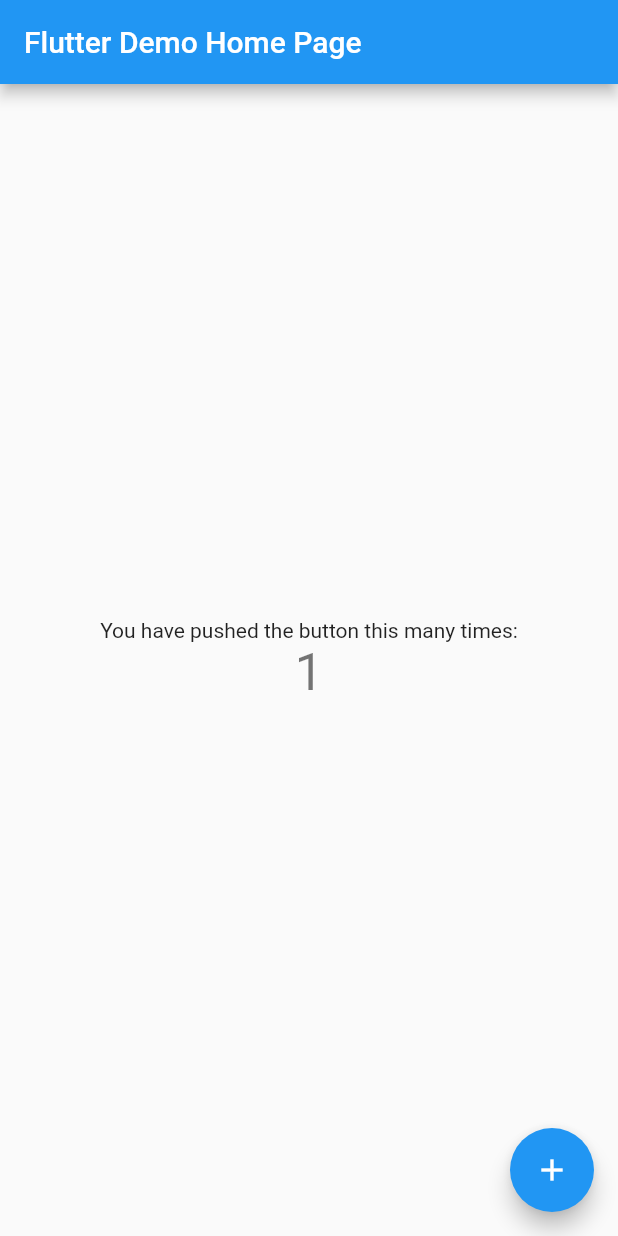
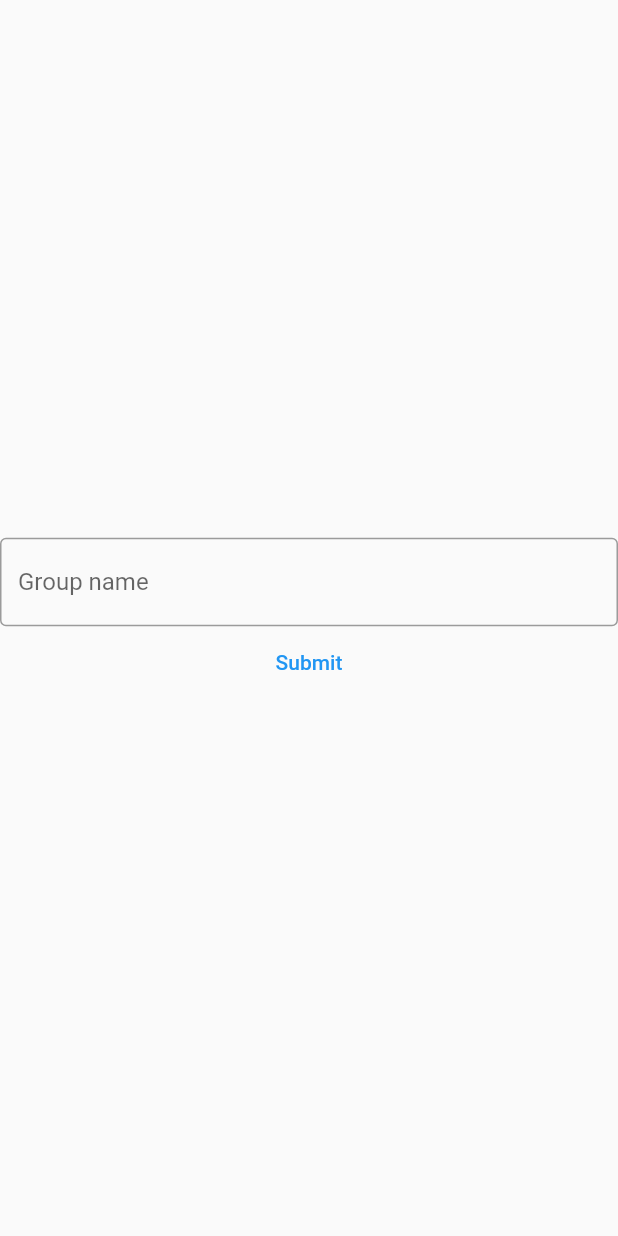
Before and after one commit to kmeljko/sprucetool, a Flutter app: the screen it shows after launch, after a tap on the "add" icon, on a phone screen of 412 x 824 dp. Run offline on Flutter 3.47's test engine with Material 2 defaults, Android fonts, the light colour scheme and no system bars; our stand-ins replace get, get_it, sembast.

Commit message:
Database; Structure fixes; Load and add group

```diff
--- a/analysis_options.yaml
+++ b/analysis_options.yaml
@@ -22,6 +22,7 @@
   # `// ignore_for_file: name_of_lint` syntax on the line or in the file
   # producing the lint.
   rules:
+    prefer_const_constructors : false
     # avoid_print: false  # Uncomment to disable the `avoid_print` rule
     # prefer_single_quotes: true  # Uncomment to enable the `prefer_single_quotes` rule
 
--- a/lib/main.dart
+++ b/lib/main.dart
@@ -1,16 +1,26 @@
+// ignore_for_file: prefer_const_constructors
+
 import 'package:flutter/material.dart';
+import 'package:get/get.dart';
+import 'package:sprucetool/src/db/init.dart';
+import 'package:sprucetool/src/ui/home.dart';
 
 void main() {
-  runApp(const MyApp());
+  runApp(SpruceToolApp());
 }
 
-class MyApp extends StatelessWidget {
-  const MyApp({Key? key}) : super(key: key);
+class SpruceToolApp extends StatefulWidget {
+  const SpruceToolApp({Key? key}) : super(key: key);
 
-  // This widget is the root of your application.
+  @override
+  _SpruceToolAppState createState() => _SpruceToolAppState();
+}
+
+class _SpruceToolAppState extends State<SpruceToolApp> {
+  final Future _init = Init.initialize();
   @override
   Widget build(BuildContext context) {
-    return MaterialApp(
+    return GetMaterialApp(
       title: 'Flutter Demo',
       theme: ThemeData(
         // This is the theme of your application.
@@ -24,92 +34,20 @@
         // is not restarted.
         primarySwatch: Colors.blue,
       ),
-      home: const MyHomePage(title: 'Flutter Demo Home Page'),
+      home: FutureBuilder(
+        future: _init,
+        builder: (context, snapshot) {
+          if (snapshot.connectionState == ConnectionState.done) {
+            return HomePage();
+          } else {
+            return Material(
+              child: Center(
+                child: CircularProgressIndicator(),
+              ),
+            );
+          }
+        },
+      ),
     );
   }
 }
-
-class MyHomePage extends StatefulWidget {
-  const MyHomePage({Key? key, required this.title}) : super(key: key);
-
-  // This widget is the home page of your application. It is stateful, meaning
-  // that it has a State object (defined below) that contains fields that affect
-  // how it looks.
-
-  // This class is the configuration for the state. It holds the values (in this
-  // case the title) provided by the parent (in this case the App widget) and
-  // used by the build method of the State. Fields in a Widget subclass are
-  // always marked "final".
-
-  final String title;
-
-  @override
-  State<MyHomePage> createState() => _MyHomePageState();
-}
-
-class _MyHomePageState extends State<MyHomePage> {
-  int _counter = 0;
-
-  void _incrementCounter() {
-    setState(() {
-      // This call to setState tells the Flutter framework that something has
-      // changed in this State, which causes it to rerun the build method below
-      // so that the display can reflect the updated values. If we changed
-      // _counter without calling setState(), then the build method would not be
-      // called again, and so nothing would appear to happen.
-      _counter++;
-    });
-  }
-
-  @override
-  Widget build(BuildContext context) {
-    // This method is rerun every time setState is called, for instance as done
-    // by the _incrementCounter method above.
-    //
-    // The Flutter framework has been optimized to make rerunning build methods
-    // fast, so that you can just rebuild anything that needs updating rather
-    // than having to individually change instances of widgets.
-    return Scaffold(
-      appBar: AppBar(
-        // Here we take the value from the MyHomePage object that was created by
-        // the App.build method, and use it to set our appbar title.
-        title: Text(widget.title),
-      ),
-      body: Center(
-        // Center is a layout widget. It takes a single child and positions it
-        // in the middle of the parent.
-        child: Column(
-          // Column is also a layout widget. It takes a list of children and
-          // arranges them vertically. By default, it sizes itself to fit its
-          // children horizontally, and tries to be as tall as its parent.
-          //
-          // Invoke "debug painting" (press "p" in the console, choose the
-          // "Toggle Debug Paint" action from the Flutter Inspector in Android
-          // Studio, or the "Toggle Debug Paint" command in Visual Studio Code)
-          // to see the wireframe for each widget.
-          //
-          // Column has various properties to control how it sizes itself and
-          // how it positions its children. Here we use mainAxisAlignment to
-          // center the children vertically; the main axis here is the vertical
-          // axis because Columns are vertical (the cross axis would be
-          // horizontal).
-          mainAxisAlignment: MainAxisAlignment.center,
-          children: <Widget>[
-            const Text(
-              'You have pushed the button this many times:',
-            ),
-            Text(
-              '$_counter',
-              style: Theme.of(context).textTheme.headline4,
-            ),
-          ],
-        ),
-      ),
-      floatingActionButton: FloatingActionButton(
-        onPressed: _incrementCounter,
-        tooltip: 'Increment',
-        child: const Icon(Icons.add),
-      ), // This trailing comma makes auto-formatting nicer for build methods.
-    );
-  }
-}
--- a/lib/src/date/model/date.dart
+++ b/lib/src/date/model/date.dart
@@ -1,7 +1,7 @@
 import 'dart:convert';
 
 class Date {
-  String id;
+  int id;
   String name;
   DateTime date;
   String description;
--- /dev/null
+++ b/lib/src/db/controller.dart
@@ -0,0 +1,6 @@
+import 'package:sprucetool/src/group/model/group.dart';
+
+abstract class Controller {
+  Future<int> addGroup(String name);
+  Future<List<Group>> getAllGroups();
+}
--- /dev/null
+++ b/lib/src/db/init.dart
@@ -0,0 +1,27 @@
+import 'package:get_it/get_it.dart';
+import 'package:path_provider/path_provider.dart';
+import 'package:path/path.dart';
+import 'package:sembast/sembast.dart';
+import 'package:sembast/sembast_io.dart';
+import 'package:sprucetool/src/db/controller.dart';
+import 'package:sprucetool/src/group/group_controller.dart';
+
+class Init {
+  static Future initialize() async {
+    await _initSembast();
+
+    _registerRepositories();
+  }
+
+  static Future _initSembast() async {
+    final appDir = await getApplicationDocumentsDirectory();
+    await appDir.create(recursive: true);
+    final databasePath = join(appDir.path, "sembast.db");
+    final database = await databaseFactoryIo.openDatabase(databasePath);
+    GetIt.I.registerSingleton<Database>(database);
+  }
+
+  static _registerRepositories() {
+    GetIt.I.registerLazySingleton<Controller>(() => GroupController());
+  }
+}
--- /dev/null
+++ b/lib/src/group/group_controller.dart
@@ -0,0 +1,21 @@
+import 'package:get_it/get_it.dart';
+import 'package:sembast/sembast.dart';
+import 'package:sprucetool/src/db/controller.dart';
+import 'package:sprucetool/src/group/model/group.dart';
+
+class GroupController implements Controller {
+  final Database _database = GetIt.I.get();
+  final StoreRef _store = intMapStoreFactory.store("group_store");
+  @override
+  Future<List<Group>> getAllGroups() async {
+    final snapshots = await _store.find(_database);
+    return snapshots
+        .map((snapshot) => Group.fromMap(snapshot.key, snapshot.value))
+        .toList(growable: false);
+  }
+  @override
+  Future<int> addGroup(String name) async {
+    Group group = Group(id: 0,name: name,dates: [],notes: [],toDoList: []);
+    return await _store.add(_database, group.toMap());
+  }
+}
--- a/lib/src/group/model/group.dart
+++ b/lib/src/group/model/group.dart
@@ -1,16 +1,41 @@
+import 'dart:convert';
+
 import 'package:sprucetool/src/date/model/date.dart';
 import 'package:sprucetool/src/note/model/note.dart';
 import 'package:sprucetool/src/to_do/model/to_do.dart';
 
 class Group {
-  String id;
+  int id;
+  String name;
   List<Note> notes;
   List<ToDo> toDoList;
   List<Date> dates;
   Group({
     required this.id,
+    required this.name,
     this.notes = const [],
     this.toDoList = const [],
     this.dates = const [],
   });
+
+  Map<String, dynamic> toMap() {
+    return {
+      'name': name,
+      'notes': notes,
+      'to_do_list': toDoList,
+      'dates': dates,
+    };
+  }
+
+  factory Group.fromMap(id, Map<String, dynamic> map) {
+    return Group(
+      id: id,
+      name: map['name'],
+      // notes: (map.containsKey('notes')) ? map['notes'] : [],
+      // toDoList: (map.containsKey('to_do_list')) ? map['to_do_list'] : [],
+      // dates: (map.containsKey('dates')) ? map['dates'] : [],
+    );
+  }
+
+  String toJson() => json.encode(toMap());
 }
--- /dev/null
+++ b/lib/src/group/ui/add.dart
@@ -0,0 +1,43 @@
+import 'package:flutter/material.dart';
+import 'package:get_it/get_it.dart';
+import 'package:sprucetool/src/db/controller.dart';
+
+class GroupAdd extends StatefulWidget {
+  const GroupAdd({Key? key}) : super(key: key);
+
+  @override
+  _GroupAddState createState() => _GroupAddState();
+}
+
+class _GroupAddState extends State<GroupAdd> {
+  Controller controller = GetIt.I.get();
+  TextEditingController textController = TextEditingController();
+  @override
+  Widget build(BuildContext context) {
+    return Scaffold(
+      body: Center(
+        child: Column(
+          mainAxisAlignment: MainAxisAlignment.center,
+          children: [
+            TextField(
+              controller: textController,
+              decoration: InputDecoration(
+                border: OutlineInputBorder(),
+                labelText: 'Group name',
+              ),
+            ),
+            TextButton(
+              style: ButtonStyle(
+                foregroundColor: MaterialStateProperty.all<Color>(Colors.blue),
+              ),
+              onPressed: () async {
+                await controller.addGroup(textController.text);
+              },
+              child: Text('Submit'),
+            )
+          ],
+        ),
+      ),
+    );
+  }
+}
--- a/lib/src/note/model/note.dart
+++ b/lib/src/note/model/note.dart
@@ -1,7 +1,7 @@
 import 'dart:convert';
 
 class Note {
-  String id;
+  int id;
   String body;
   DateTime creationTimestamp;
   DateTime lastUpdateTimestamp;
--- a/lib/src/to_do/model/to_do.dart
+++ b/lib/src/to_do/model/to_do.dart
@@ -1,7 +1,7 @@
 import 'dart:convert';
 
 class ToDo {
-  String id;
+  int id;
   String name;
   DateTime creationTimestamp;
   DateTime lastUpdateTimestamp;
--- /dev/null
+++ b/lib/src/ui/home.dart
@@ -0,0 +1,69 @@
+import 'package:flutter/material.dart';
+import 'package:get/get.dart';
+import 'package:get_it/get_it.dart';
+import 'package:sprucetool/src/db/controller.dart';
+import 'package:sprucetool/src/group/model/group.dart';
+import 'package:sprucetool/src/group/ui/add.dart';
+import 'package:sprucetool/src/group/ui/page.dart';
+
+class HomePage extends StatefulWidget {
+  const HomePage({Key? key}) : super(key: key);
+
+  @override
+  State<HomePage> createState() => _HomePageState();
+}
+
+class _HomePageState extends State<HomePage> {
+  Controller controller = GetIt.I.get();
+  List<Group> _groups = [];
+
+  @override
+  void initState() {
+    super.initState();
+    _loadGroups();
+  }
+
+  _loadGroups() async {
+    final groups = await controller.getAllGroups();
+    // ignore: avoid_print
+    print(groups.length);
+    setState(() => _groups = groups);
+  }
+
+  @override
+  Widget build(BuildContext context) {
+    return Scaffold(
+      body: Stack(
+        children: [
+          Center(
+            child: GridView.count(
+              crossAxisCount: 2,
+              children: List.generate(_groups.length, (index) {
+                return GestureDetector(
+                  onTap: () {
+                    Get.to(GroupPage(
+                      group: _groups[index],
+                    ));
+                  },
+                  child: Center(
+                    child: Text(
+                      _groups[index].name,
+                      style: Theme.of(context).textTheme.headline5,
+                    ),
+                  ),
+                );
+              }),
+            ),
+          ),
+        ],
+      ),
+      floatingActionButton: FloatingActionButton(
+        onPressed: () {
+          Get.to(GroupAdd());
+        },
+        backgroundColor: Colors.green,
+        child: const Icon(Icons.add),
+      ),
+    );
+  }
+}
--- a/pubspec.yaml
+++ b/pubspec.yaml
@@ -34,6 +34,9 @@
   # The following adds the Cupertino Icons font to your application.
   # Use with the CupertinoIcons class for iOS style icons.
   sembast: ^3.2.0
+  path_provider: ^2.0.9
+  get_it: ^7.2.0
+  get: ^4.6.1
 
 dev_dependencies:
   flutter_test:
```
Also changed, not shown: lib/src/event/model/event.dart (+6 -8 lines), lib/src/event/model/one_time_event.dart (added, +20 -0 lines), lib/src/event/model/repetitive_event.dart (added, +18 -0 lines), lib/src/group/ui/page.dart (added, +30 -0 lines), lib/src/problem/model/problem.dart (+6 -4 lines), pubspec.lock, 1 other file.
